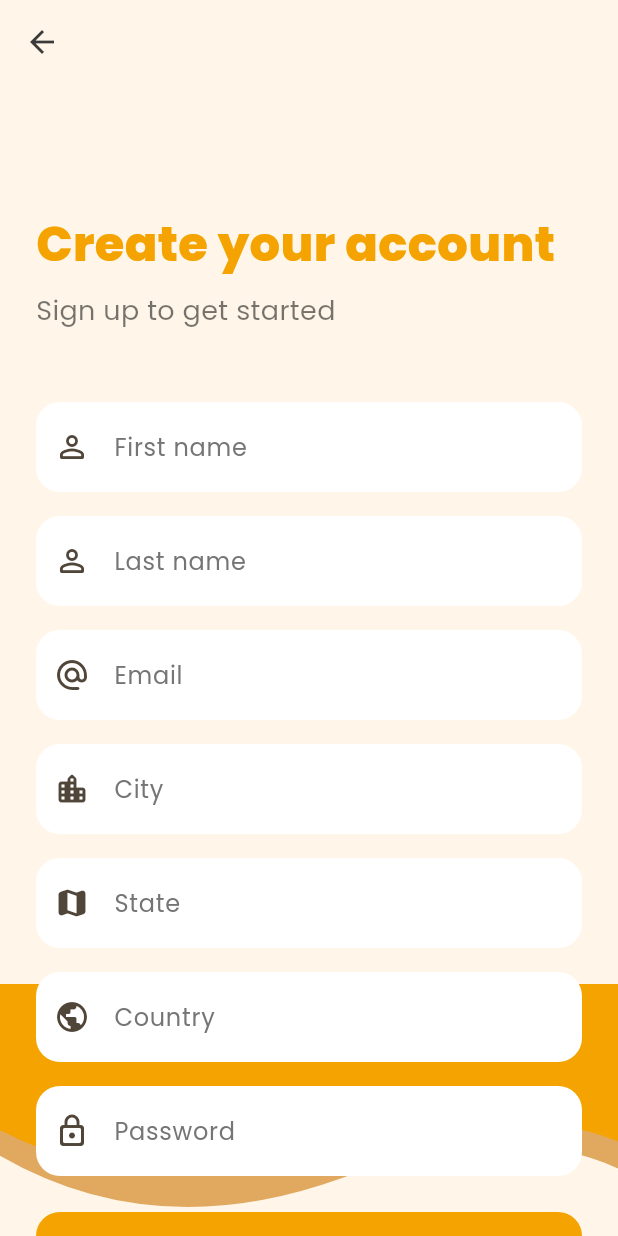
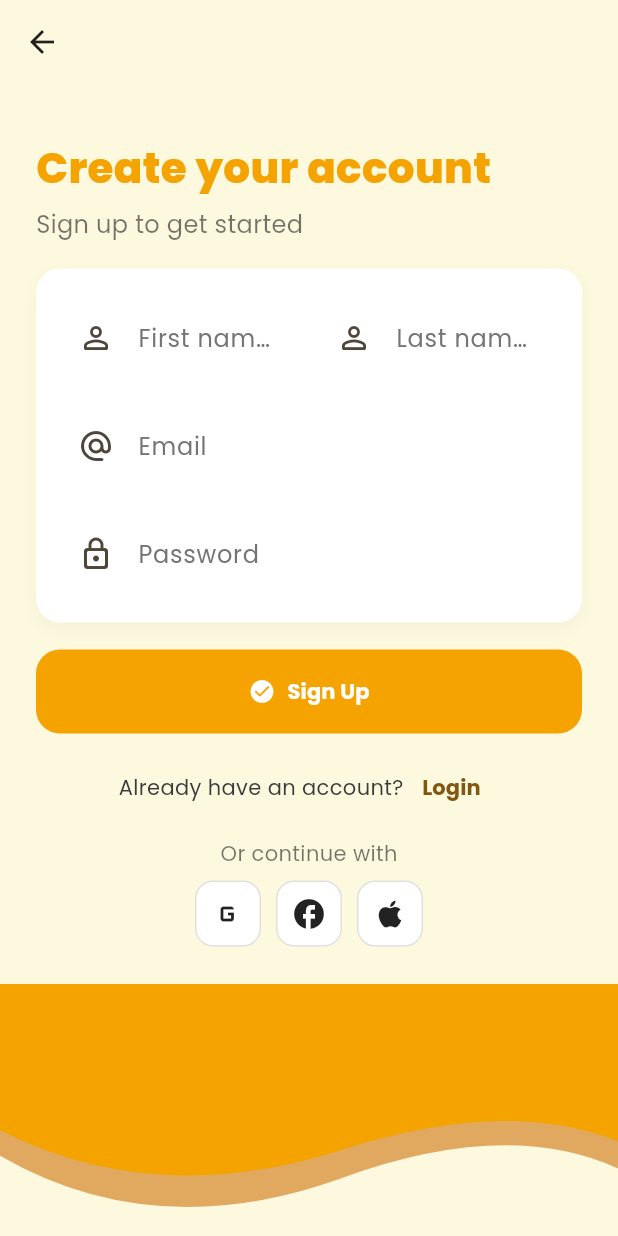
Before and after one commit to AmayMalviya/Pet-Connect, a Flutter app: the RegisterScreen screen opened by its route, on a phone screen of 412 x 824 dp. Run offline on Flutter 3.47's test engine with Material 3 defaults, Android fonts, the phone set to English and light mode, and no system bars; our stand-ins replace google_fonts, image_picker, supabase_flutter, table_calendar; accounts and stored records are empty; network calls fail.

Commit message:
feat: Enhance user profile handling and registration flow
- Updated home_screen.dart to ensure user profiles are created with default values if they do not exist.
- Added profile_details_screen.dart for users to input additional profile information after registration.
- Modified register_screen.dart to navigate to the new profile details screen after successful registration.
- Adjusted role_selection_screen.dart to upsert the selected role name instead of role ID in the user profile.

```diff
--- a/Frontend/lib/screens/register_screen.dart
+++ b/Frontend/lib/screens/register_screen.dart
@@ -5,7 +5,7 @@ import '../widgets/pet_text_field.dart';
 import '../widgets/primary_button.dart';
 import '../theme/app_theme.dart';
 import 'package:pet_connect_app/screens/login_screen.dart';
-import 'package:pet_connect_app/screens/role_selection_screen.dart';
+import 'package:pet_connect_app/screens/profile_details_screen.dart';
 
 class RegisterScreen extends StatefulWidget {
   static const routeName = '/register';
@@ -20,9 +20,6 @@ class _RegisterScreenState extends State<RegisterScreen> {
   final lastName = TextEditingController();
   final email = TextEditingController();
   final password = TextEditingController();
-  final city = TextEditingController();
-  final state = TextEditingController();
-  final country = TextEditingController();
   bool _isLoading = false;
 
   @override
@@ -31,93 +28,58 @@ class _RegisterScreenState extends State<RegisterScreen> {
     lastName.dispose();
     email.dispose();
     password.dispose();
-    city.dispose();
-    state.dispose();
-    country.dispose();
     super.dispose();
   }
 
-  void _submit() async {
-    setState(() {
-      _isLoading = true;
-    });
+  Future<void> _submit() async {
+    setState(() => _isLoading = true);
     try {
       final response = await Supabase.instance.client.auth.signUp(
-        email: email.text,
+        email: email.text.trim(),
         password: password.text,
       );
 
       if (response.user != null) {
-          try {
-            // Insert the profile using correct column names
-            await Supabase.instance.client
-                .from('profiles')
-                .insert({
+        await Supabase.instance.client.from('profiles').insert({
           'user_id': response.user!.id,
           'first_name': firstName.text.trim(),
           'last_name': lastName.text.trim(),
           'email': email.text.trim(),
-                  'city': city.text.trim(),
-                  'state': state.text.trim(),
-                  'country': country.text.trim(),
         });
 
         if (!mounted) return;
 
-            // After successful profile creation, automatically sign in
         final signInResponse = await Supabase.instance.client.auth.signInWithPassword(
-              email: email.text,
+          email: email.text.trim(),
           password: password.text,
         );
 
         if (signInResponse.user != null) {
           ScaffoldMessenger.of(context).showSnackBar(
-                const SnackBar(content: Text('Registration successful! Welcome to Pet Connect.')),
+            const SnackBar(content: Text('Registration successful — complete profile details.')),
           );
-              Navigator.pushReplacementNamed(context, RoleSelectionScreen.routeName);
-            }
-          } catch (e) {
-            if (!mounted) return;
-
-            // On profile creation failure, sign out and show error
-            await Supabase.instance.client.auth.signOut();
-
-            ScaffoldMessenger.of(context).showSnackBar(
-              SnackBar(content: Text('Error creating profile: ${e.toString()}')),
-            );
-
-            Navigator.pushReplacementNamed(context, LoginScreen.routeName);
+          Navigator.pushReplacementNamed(context, ProfileDetailsScreen.routeName);
         }
       }
     } on AuthException catch (e) {
-      ScaffoldMessenger.of(context).showSnackBar(
-        SnackBar(content: Text(e.message)),
-      );
+      ScaffoldMessenger.of(context).showSnackBar(SnackBar(content: Text(e.message)));
     } catch (e) {
-      ScaffoldMessenger.of(context).showSnackBar(
-        SnackBar(content: Text('Error: ${e.toString()}')),
-      );
-    }
-    if (mounted) {
-      setState(() {
-        _isLoading = false;
-      });
+      ScaffoldMessenger.of(context).showSnackBar(SnackBar(content: Text('Error: ${e.toString()}')));
+    } finally {
+      if (mounted) setState(() => _isLoading = false);
     }
   }
 
-  Future<void> _googleSignIn() async {
-    // TODO: Implement Google Sign in with Supabase
-  }
+  Future<void> _googleSignIn() async {}
 
   @override
   Widget build(BuildContext context) {
     return Scaffold(
+      backgroundColor: const Color(0xFFFCF9DF),
       appBar: AppBar(
         leading: IconButton(
-          icon: const Icon(Icons.arrow_back),
-          onPressed: () {
-            Navigator.pop(context); // Changed to pop
-          },
+          icon: const Icon(Icons.arrow_back, color: Colors.black87),
+          onPressed: () => Navigator.pop(context),
         ),
         backgroundColor: Colors.transparent,
         elevation: 0,
@@ -125,116 +87,62 @@ class _RegisterScreenState extends State<RegisterScreen> {
       extendBodyBehindAppBar: true,
       body: Stack(
         children: [
-          Align(
-            alignment: Alignment.bottomCenter,
-            child: const _WaveBands(),
-          ),
+          const Align(alignment: Alignment.bottomCenter, child: _WaveBands()),
           SafeArea(
             child: SingleChildScrollView(
-              padding: const EdgeInsets.fromLTRB(24, 24, 24, 180),
+              padding: const EdgeInsets.fromLTRB(24, 24, 24, 40),
               child: Column(
                 crossAxisAlignment: CrossAxisAlignment.stretch,
                 children: [
-                  const SizedBox(height: 60), // Adjusted spacing
-                  Text(
-                    "Create your account",
-                    style: GoogleFonts.poppins(
-                      fontSize: 32,
-                      fontWeight: FontWeight.w800,
-                      color: AppColors.primary,
+                  const SizedBox(height: 12),
+                  Text('Create your account', style: GoogleFonts.poppins(fontSize: 28, fontWeight: FontWeight.w800, color: AppColors.primary)),
+                  const SizedBox(height: 6),
+                  Text('Sign up to get started', style: GoogleFonts.poppins(fontSize: 16, color: Colors.black54)),
+                  const SizedBox(height: 18),
+
+                  Container(
+                    decoration: BoxDecoration(
+                      color: Colors.white,
+                      borderRadius: BorderRadius.circular(16),
+                      boxShadow: [BoxShadow(color: Colors.black12.withOpacity(0.03), blurRadius: 8, offset: const Offset(0, 4))],
+                    ),
+                    padding: const EdgeInsets.all(16),
+                    child: Column(
+                      children: [
+                        Row(
+                          children: [
+                            Expanded(child: PetTextField(controller: firstName, hint: 'First name', icon: Icons.person_outline_rounded)),
+                            const SizedBox(width: 12),
+                            Expanded(child: PetTextField(controller: lastName, hint: 'Last name', icon: Icons.person_outline_rounded)),
+                          ],
+                        ),
+                        const SizedBox(height: 12),
+                        PetTextField(controller: email, hint: 'Email', icon: Icons.alternate_email_rounded),
+                        const SizedBox(height: 12),
+                        PetTextField(controller: password, hint: 'Password', icon: Icons.lock_outline_rounded, obscure: true),
+                      ],
                     ),
                   ),
+
+                  const SizedBox(height: 18),
+                  _isLoading ? const Center(child: CircularProgressIndicator()) : PrimaryButton(label: 'Sign Up', icon: Icons.check_circle_rounded, onPressed: _submit),
+
+                  const SizedBox(height: 12),
+                  Row(mainAxisAlignment: MainAxisAlignment.center, children: [
+                    Text('Already have an account?', style: GoogleFonts.poppins()),
+                    TextButton(onPressed: () => Navigator.pushReplacementNamed(context, LoginScreen.routeName), child: Text('Login', style: GoogleFonts.poppins(fontWeight: FontWeight.bold)))
+                  ]),
+
+                  const SizedBox(height: 10),
+                  Center(child: Text('Or continue with', style: GoogleFonts.poppins(fontSize: 14, color: Colors.black54))),
                   const SizedBox(height: 8),
-                  Text(
-                    "Sign up to get started",
-                    style: GoogleFonts.poppins(
-                      fontSize: 18,
-                      color: Colors.black54,
-                    ),
-                  ),
-                  const SizedBox(height: 48),
-                  PetTextField(
-                    controller: firstName,
-                    hint: "First name",
-                    icon: Icons.person_outline_rounded,
-                  ),
-                  const SizedBox(height: 16),
-                  PetTextField(
-                    controller: lastName,
-                    hint: "Last name",
-                    icon: Icons.person_outline_rounded,
-                  ),
-                  const SizedBox(height: 16),
-                  PetTextField(
-                    controller: email,
-                    hint: "Email",
-                    icon: Icons.alternate_email_rounded,
-                  ),
-                  const SizedBox(height: 16),
-                  PetTextField(
-                    controller: city,
-                    hint: "City",
-                    icon: Icons.location_city_rounded,
-                  ),
-                  const SizedBox(height: 16),
-                  PetTextField(
-                    controller: state,
-                    hint: "State",
-                    icon: Icons.map_rounded,
-                  ),
-                  const SizedBox(height: 16),
-                  PetTextField(
-                    controller: country,
-                    hint: "Country",
-                    icon: Icons.public_rounded,
-                  ),
-                  const SizedBox(height: 16),
-                  PetTextField(
-                    controller: password,
-                    hint: "Password",
-                    icon: Icons.lock_outline_rounded,
-                    obscure: true,
-                  ),
-                  const SizedBox(height: 24),
-                  _isLoading
-                      ? const Center(child: CircularProgressIndicator())
-                      : PrimaryButton(
-                          label: "Sign Up",
-                          icon: Icons.check_circle_rounded,
-                          onPressed: _submit,
-                        ),
-                  const SizedBox(height: 24),
-                  Row(
-                    mainAxisAlignment: MainAxisAlignment.center,
-                    children: [
-                      Text(
-                        "Already have an account?",
-                        style: GoogleFonts.poppins(),
-                      ),
-                      TextButton(
-                        onPressed: () {
-                          Navigator.pushReplacementNamed(context, LoginScreen.routeName);
-                        },
-                        child: Text(
-                          'Login',
-                          style: GoogleFonts.poppins(
-                            fontWeight: FontWeight.bold,
-                          ),
-                        ),
-                      ),
-                    ],
-                  ),
-                  const SizedBox(height: 24),
-                  Row(
-                    mainAxisAlignment: MainAxisAlignment.center,
-                    children: [
-                      _SocialIcon(onTap: _googleSignIn, child: const Icon(Icons.g_mobiledata)),  // placeholder
+                  Row(mainAxisAlignment: MainAxisAlignment.center, children: [
+                    _SocialIcon(onTap: _googleSignIn, child: const Icon(Icons.g_mobiledata)),
                     const SizedBox(width: 10),
-                      _SocialIcon(child: const Icon(Icons.facebook)),
+                    _SocialIcon(child: const Icon(Icons.facebook_rounded)),
                     const SizedBox(width: 10),
-                      _SocialIcon(child: const Icon(Icons.apple)),
-                    ],
-                  ),
+                    _SocialIcon(child: const Icon(Icons.apple_rounded)),
+                  ])
                 ],
               ),
             ),
@@ -254,39 +162,25 @@ class _SocialIcon extends StatelessWidget {
   Widget build(BuildContext context) {
     return InkWell(
       onTap: onTap,
+      borderRadius: BorderRadius.circular(12),
       child: Container(
-        height: 44, width: 44,
-        decoration: BoxDecoration(
-          color: Colors.white,
-          borderRadius: BorderRadius.circular(12),
-          border: Border.all(color: Colors.black12),
-        ),
+        height: 44,
+        width: 44,
+        decoration: BoxDecoration(color: Colors.white, borderRadius: BorderRadius.circular(12), border: Border.all(color: Colors.black12)),
         child: Center(child: child),
       ),
     );
   }
 }
 
-// same waves as login
 class _WaveBands extends StatelessWidget {
   const _WaveBands();
-
   @override
   Widget build(BuildContext context) {
     return Stack(
       children: const [
-        Positioned(
-          left: 0,
-          right: 0,
-          bottom: -6,
-          child: _Band(height: 170, color: AppColors.accent),
-        ),
-        Positioned(
-          left: 0,
-          right: 0,
-          bottom: 18,
-          child: _Band(height: 150, color: AppColors.primary),
-        ),
+        Positioned(left: 0, right: 0, bottom: -6, child: _Band(height: 170, color: AppColors.accent)),
+        Positioned(left: 0, right: 0, bottom: 18, child: _Band(height: 150, color: AppColors.primary)),
       ],
     );
   }
@@ -296,14 +190,8 @@ class _Band extends StatelessWidget {
   final double height;
   final Color color;
   const _Band({required this.height, required this.color});
-
   @override
-  Widget build(BuildContext context) {
-    return ClipPath(
-      clipper: _WaveClipper(),
-      child: Container(height: height, color: color),
-    );
-  }
+  Widget build(BuildContext context) => ClipPath(clipper: _WaveClipper(), child: Container(height: height, color: color));
 }
 
 class _WaveClipper extends CustomClipper<Path> {
@@ -311,18 +199,8 @@ class _WaveClipper extends CustomClipper<Path> {
   Path getClip(Size size) {
     final p = Path();
     p.lineTo(0, size.height * 0.65);
-    p.quadraticBezierTo(
-      size.width * 0.25,
-      size.height,
-      size.width * 0.55,
-      size.height * 0.74,
-    );
-    p.quadraticBezierTo(
-      size.width * 0.82,
-      size.height * 0.5,
-      size.width,
-      size.height * 0.7,
-    );
+    p.quadraticBezierTo(size.width * 0.25, size.height, size.width * 0.55, size.height * 0.74);
+    p.quadraticBezierTo(size.width * 0.82, size.height * 0.5, size.width, size.height * 0.7);
     p.lineTo(size.width, 0);
     p.close();
     return p;
--- a/Frontend/lib/screens/role_selection_screen.dart
+++ b/Frontend/lib/screens/role_selection_screen.dart
@@ -58,10 +58,10 @@ class _RoleSelectionScreenState extends State<RoleSelectionScreen> {
         // Get the selected role object from cached roles
         final selectedRole = _roles.firstWhere((role) => role['id'] == _selectedRoleId);
 
-        // Upsert the profile with the selected role_id
+        // Upsert the profile with the selected role name
         await Supabase.instance.client.from('profiles').upsert({
           'user_id': user.id,
-          'role_id': selectedRole['id'],
+          'role': selectedRole['name'],
         });
 
         if (!mounted) return;
```
Also changed, not shown: Frontend/lib/screens/home_screen.dart (+10 -1 lines), Frontend/lib/screens/profile_details_screen.dart (added, +98 -0 lines). Lines whose indentation alone changed are shown as unchanged.
